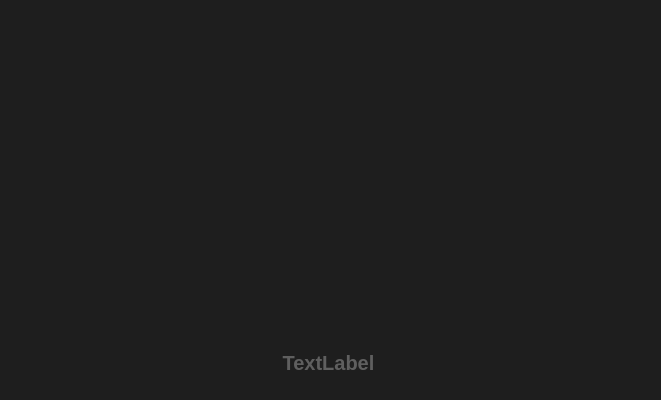
AreninCodes/DISERO_SPLITTER, file splitter_gui.ui: the form before one commit; both pictures show x 121 to 782 and y 0 to 400 of the 900 by 750 pixel window.
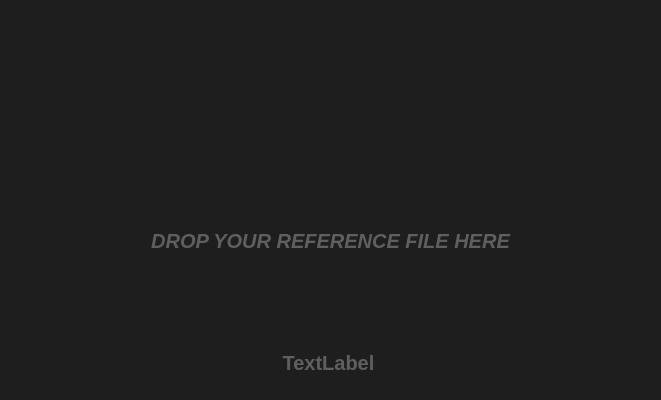
The form after the commit. Icons and pictures are not drawn. Custom widgets are drawn as their Qt base class.

Commit message:
removed label created in drag function
added label to qt designer to replace one created in drag function

Diff of the .ui file:
```diff
--- a/splitter_gui.ui
+++ b/splitter_gui.ui
@@ -113,6 +113,30 @@
         <pixmap resource="resource.qrc">:/icons/Splitter_GUI_Assets_3/Rectangle Default.png</pixmap>
        </property>
       </widget>
+      <widget class="QLabel" name="importPg_top_lbl">
+       <property name="geometry">
+        <rect>
+         <x>20</x>
+         <y>40</y>
+         <width>501</width>
+         <height>31</height>
+        </rect>
+       </property>
+       <property name="styleSheet">
+        <string notr="true">color: rgb(95, 95, 95);
+font-family: &quot;Source Sans Pro&quot;;
+font-size: 15pt; /* Adjust the font size as needed */
+font-weight: bold; /* Set to bold */
+font-style: italic; /* Set to italic */
+background-color: transparent;</string>
+       </property>
+       <property name="text">
+        <string>DROP YOUR REFERENCE FILE HERE</string>
+       </property>
+       <property name="alignment">
+        <set>Qt::AlignCenter</set>
+       </property>
+      </widget>
      </widget>
      <widget class="QPushButton" name="importPg_btn_spl">
       <property name="geometry">
```
The commit also changes 3 other files.
